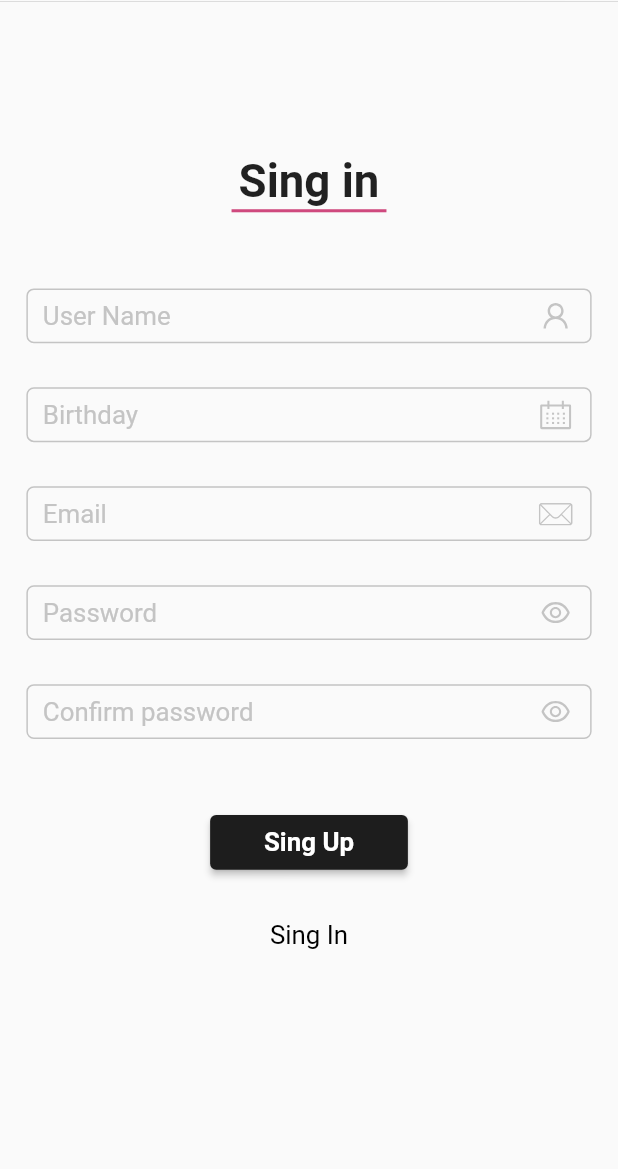
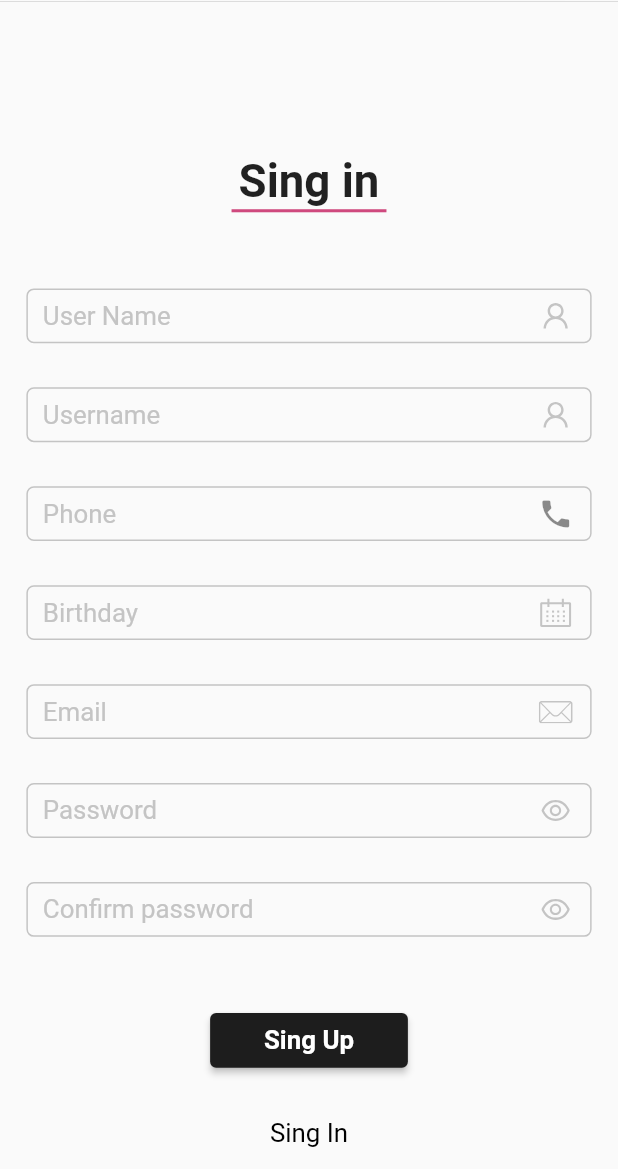
Before and after one commit to Vigorouzis/webant_test_app, a Flutter app: the SingUpScreen screen opened directly, after a tap on "Sing Up", on a phone screen of 412 x 824 dp, the part 67-1236 px from its top. Run offline on Flutter 3.47's test engine with Material 2 defaults, Android fonts, the phone set to English and light mode, and no system bars; our stand-ins replace dio, flutter_bloc, flutter_screenutil, flutter_svg; network calls fail.

Commit message:
Finished Auth and Sing Up screens

```diff
--- a/lib/blocs/registration_bloc/registration_bloc.dart
+++ b/lib/blocs/registration_bloc/registration_bloc.dart
@@ -6,18 +6,27 @@ import 'package:webant_test_app/resources/auth_api/auth_repository.dart';
 class RegistrationBloc extends Bloc<RegistrationEvent, RegistrationState> {
   RegistrationBloc() : super(InitRegistrationState());
 
-  AuthRepository _authRepository = AuthRepository();
+  var _authRepository = AuthRepository();
 
   @override
   Stream<RegistrationState> mapEventToState(RegistrationEvent event) async* {
     if (event is Registration) {
+      yield RegistrationLoading();
+      try {
         var response = await _authRepository.registrationNewUser(
           fullName: event.fullName,
           birthday: event.birthday,
           email: event.email,
           password: event.password,
         );
-
+        if (response == 'OK') {
+          yield RegistrationSuccess();
+        } else {
+          yield RegistrationError();
+        }
+      } catch (_) {
+        yield RegistrationError();
       }
     }
   }
+}
--- a/lib/blocs/registration_bloc/registration_event.dart
+++ b/lib/blocs/registration_bloc/registration_event.dart
@@ -7,6 +7,15 @@ class Registration extends RegistrationEvent {
   final String? birthday;
   final String? email;
   final String? password;
+  final String? username;
+  final String? phone;
 
-  Registration({this.fullName, this.birthday, this.email, this.password});
+  Registration({
+    this.fullName,
+    this.birthday,
+    this.email,
+    this.password,
+    this.username,
+    this.phone,
+  });
 }
--- a/lib/resources/auth_api/auth_api_provider.dart
+++ b/lib/resources/auth_api/auth_api_provider.dart
@@ -4,33 +4,79 @@ import 'package:dio/dio.dart';
 import 'package:webant_test_app/utils/api_constants.dart';
 
 class AuthApiProvider {
-  Future<void> authorization() async {
-    //Response response = await Dio().get(ApiConstants.singUpURL) ;
+  Dio _dio = Dio();
+
+  Future<String> authorization({
+    String? username,
+    String? password,
+  }) async {
+    var clientSecret = await getClientSecret();
+    var clientRandomId = await getRandomId();
+
+    Response response = await _dio.get(
+      '${ApiConstants.singInURL}?client_id=386_$clientRandomId&grant_type=password&username=$username&password=$password&client_secret=$clientSecret',
+      options: Options(
+        contentType: 'application/json',
+      ),
+    );
+
+    if (response.statusCode == 200) {
+      return 'OK';
+    } else {
+      return 'Not OK';
+    }
   }
 
-  Future<void> registrationNewUser({
+  Future<String?> getClientSecret() async {
+    var response =
+        await _dio.get('http://gallery.dev.webant.ru/api/clients/386');
+
+    if (response.statusCode == 200) {
+      return response.data['secret'];
+    }
+    return null;
+  }
+
+  Future<String?> getRandomId() async {
+    var response =
+        await _dio.get('http://gallery.dev.webant.ru/api/clients/386');
+
+    if (response.statusCode == 200) {
+      return response.data['randomId'];
+    }
+    return null;
+  }
+
+  Future<String> registrationNewUser({
     String? fullName,
     String? birthday,
     String? email,
     String? password,
+    String? username,
+    String? phone,
   }) async {
     var params = {
       'email': email,
       'fullName': fullName,
       'password': password,
-      "birthday": birthday,
+      'birthday': birthday,
+      'username': username,
+      'phone': phone,
     };
 
-    Response response = await Dio().post(ApiConstants.singUpURL,
-        data: jsonEncode(params),
-        options: Options(
-          contentType: 'application/json',
-        ));
-
-    print(response);
+    Response response = await _dio.post(
+      ApiConstants.singUpURL,
+      data: jsonEncode(params),
+      options: Options(
+        contentType: 'application/json',
+      ),
+    );
 
     if (response.statusCode == 200) {
-      Map<String, dynamic> map = json.decode(response.data);
+      // (await SharedPreferences.getInstance()).setString('client_id', response.d)
+      return 'OK';
+    } else {
+      return 'Not OK';
     }
   }
 }
--- a/lib/resources/auth_api/auth_repository.dart
+++ b/lib/resources/auth_api/auth_repository.dart
@@ -3,16 +3,29 @@ import 'package:webant_test_app/resources/auth_api/auth_api_provider.dart';
 class AuthRepository {
   var _authApiProvider = AuthApiProvider();
 
-  Future<void> registrationNewUser({
+  Future<String> registrationNewUser({
     String? fullName,
     String? birthday,
     String? email,
     String? password,
+    String? username,
+    String? phone,
   }) =>
       _authApiProvider.registrationNewUser(
         fullName: fullName,
         birthday: birthday,
         email: email,
         password: password,
+        username: username,
+        phone: phone,
+      );
+
+  Future<String> authorization({
+    String? email,
+    String? password,
+  }) =>
+      _authApiProvider.authorization(
+        username: email,
+        password: password,
       );
 }
--- a/lib/screens/sing_up_screen.dart
+++ b/lib/screens/sing_up_screen.dart
@@ -3,6 +3,7 @@ import 'package:flutter_bloc/flutter_bloc.dart';
 import 'package:webant_test_app/blocs/registration_bloc/registration_bloc.dart';
 import 'package:webant_test_app/blocs/registration_bloc/registration_event.dart';
 import 'package:webant_test_app/blocs/registration_bloc/registration_state.dart';
+import 'package:webant_test_app/screens/main_screen.dart';
 import 'package:webant_test_app/screens/sing_in_screen.dart';
 import 'package:webant_test_app/utils/utils.dart';
 import 'package:webant_test_app/widgets/custom_app_bar.dart';
@@ -22,6 +23,10 @@ class _SingUpScreenState extends State<SingUpScreen> {
   TextEditingController? _emailController;
   TextEditingController? _passwordController;
   TextEditingController? _confirmPasswordController;
+  TextEditingController? _usernameController;
+  TextEditingController? _phoneController;
+  bool _passwordObscureText = true;
+  bool _confirmPasswordObscureText = true;
 
   @override
   void initState() {
@@ -30,6 +35,8 @@ class _SingUpScreenState extends State<SingUpScreen> {
     _emailController = TextEditingController();
     _passwordController = TextEditingController();
     _confirmPasswordController = TextEditingController();
+    _usernameController = TextEditingController();
+    _phoneController = TextEditingController();
     super.initState();
   }
 
@@ -40,6 +47,8 @@ class _SingUpScreenState extends State<SingUpScreen> {
     _emailController?.dispose();
     _passwordController?.dispose();
     _confirmPasswordController?.dispose();
+    _usernameController?.dispose();
+    _phoneController?.dispose();
     super.dispose();
   }
 
@@ -52,9 +61,15 @@ class _SingUpScreenState extends State<SingUpScreen> {
           child: Builder(
             builder: (context) =>
                 BlocConsumer<RegistrationBloc, RegistrationState>(
-              listener: (context, state) {},
+              listener: (context, state) {
+                if (state is RegistrationSuccess) {
+                  Navigator.of(context).push(
+                    MaterialPageRoute(builder: (_) => MainScreen()),
+                  );
+                }
+              },
               builder: (_, state) => SingleChildScrollView(
-                              child: Column(
+                child: Column(
                   children: [
                     CustomAppBar(),
                     Padding(
@@ -86,6 +101,22 @@ class _SingUpScreenState extends State<SingUpScreen> {
                       suffixText: '*',
                     ),
                     CustomTextField(
+                      controller: _usernameController,
+                      hintText: 'Username',
+                      padding:
+                          EdgeInsets.only(left: 16.w, right: 16.w, top: 29.h),
+                      trailing: AppIcons.user(),
+                      suffixText: '*',
+                    ),
+                    CustomTextField(
+                      controller: _phoneController,
+                      hintText: 'Phone',
+                      padding:
+                          EdgeInsets.only(left: 16.w, right: 16.w, top: 29.h),
+                      trailing: Icon(Icons.phone),
+                      suffixText: '*',
+                    ),
+                    CustomTextField(
                       controller: _birthdayController,
                       hintText: 'Birthday',
                       padding:
@@ -101,11 +132,19 @@ class _SingUpScreenState extends State<SingUpScreen> {
                       suffixText: '*',
                     ),
                     CustomTextField(
+                      obscureText: _passwordObscureText,
                       controller: _passwordController,
                       hintText: 'Password',
                       padding:
                           EdgeInsets.only(left: 16.w, right: 16.w, top: 29.h),
-                      trailing: AppIcons.eye(),
+                      trailing: GestureDetector(
+                        onTap: () {
+                          setState(() {
+                            _passwordObscureText = !_passwordObscureText;
+                          });
+                        },
+                        child: AppIcons.eye(),
+                      ),
                       suffixText: '*',
                     ),
                     CustomTextField(
@@ -113,8 +152,17 @@ class _SingUpScreenState extends State<SingUpScreen> {
                       hintText: 'Confirm password',
                       padding:
                           EdgeInsets.only(left: 16.w, right: 16.w, top: 29.h),
-                      trailing: AppIcons.eye(),
+                      trailing: GestureDetector(
+                        onTap: () {
+                          setState(() {
+                            _confirmPasswordObscureText =
+                                !_confirmPasswordObscureText;
+                          });
+                        },
+                        child: AppIcons.eye(),
+                      ),
                       suffixText: '*',
+                      obscureText: _confirmPasswordObscureText,
                     ),
                     Padding(
                       padding: EdgeInsets.only(top: 50.h),
@@ -127,11 +175,12 @@ class _SingUpScreenState extends State<SingUpScreen> {
                                 _confirmPasswordController?.text) {
                               context.read<RegistrationBloc>().add(
                                     Registration(
-                                      fullName: _nameController?.text,
-                                      birthday: _birthdayController?.text,
-                                      email: _emailController?.text,
-                                      password: _passwordController?.text,
-                                    ),
+                                        fullName: _nameController?.text,
+                                        birthday: _birthdayController?.text,
+                                        email: _emailController?.text,
+                                        password: _passwordController?.text,
+                                        phone: _phoneController?.text,
+                                        username: _usernameController?.text),
                                   );
                             }
                           },
@@ -155,8 +204,8 @@ class _SingUpScreenState extends State<SingUpScreen> {
                         ),
                         child: Text(
                           'Sing In',
-                          style:
-                              AppTypography.font17.copyWith(color: Colors.black),
+                          style: AppTypography.font17
+                              .copyWith(color: Colors.black),
                         ),
                       ),
                     ),
--- a/lib/utils/api_constants.dart
+++ b/lib/utils/api_constants.dart
@@ -1,5 +1,5 @@
 abstract class ApiConstants {
   static const singUpURL = 'http://gallery.dev.webant.ru/api/users';
-  static const singInURL =
-      'http://gallery.dev.webant.ru/oauth/v2/token?client_id=&grant_type=password&username=&password=&client_secret=';
+  static const singInURL = 'http://gallery.dev.webant.ru/oauth/v2/token';
+  static const newImageURL = 'http://gallery.dev.webant.ru/api/photos';
 }
--- a/lib/widgets/custom_text_field.dart
+++ b/lib/widgets/custom_text_field.dart
@@ -7,14 +7,17 @@ class CustomTextField extends StatefulWidget {
   final EdgeInsetsGeometry padding;
   final Widget? trailing;
   final String? suffixText;
-  CustomTextField(
-      {Key? key,
-      required this.controller,
-      required this.hintText,
-      required this.padding,
-      required this.trailing,
-      this.suffixText})
-      : super(key: key);
+  final bool obscureText;
+
+  CustomTextField({
+    Key? key,
+    required this.controller,
+    required this.hintText,
+    required this.padding,
+    required this.trailing,
+    this.suffixText,
+    this.obscureText = false,
+  }) : super(key: key);
 
   @override
   _CustomTextFieldState createState() => _CustomTextFieldState();
@@ -29,6 +32,7 @@ class _CustomTextFieldState extends State<CustomTextField> {
         width: 343.w,
         height: 36.h,
         child: TextField(
+          obscureText: widget.obscureText,
           controller: widget.controller,
           decoration: InputDecoration(
             hintText: widget.hintText,
--- a/pubspec.yaml
+++ b/pubspec.yaml
@@ -17,6 +17,10 @@ dependencies:
   flutter_bloc: ^7.0.1
   flutter_screenutil: ^5.0.0+2
   flutter_svg: ^0.22.0
+  shared_preferences: ^2.0.6
+  cached_network_image: ^3.0.0
+
+
 
 dev_dependencies:
   flutter_test:
```
Also changed, not shown: lib/blocs/auth_bloc/auth_bloc.dart (+12 -2 lines), lib/blocs/auth_bloc/auth_event.dart (+6 -1 lines), lib/blocs/load_image_bloc/load_image_bloc.dart (added, +19 -0 lines), lib/blocs/load_image_bloc/load_image_event.dart (added, +17 -0 lines), lib/blocs/load_image_bloc/load_image_state.dart (added, +15 -0 lines), lib/screens/sing_in_screen.dart (+43 -13 lines), assets/icons/camera.svg (added), assets/icons/house.svg (added), assets/icons/profile.svg (added), pubspec.lock. Lines whose indentation alone changed are shown as unchanged.
